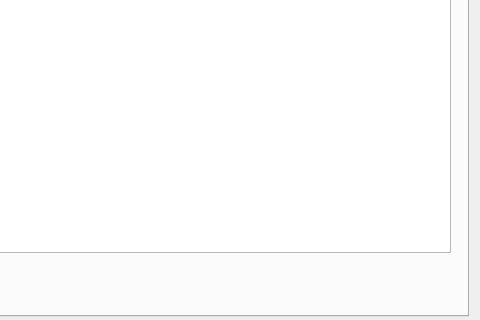
The window that RentDVD/wypozyczalnia.ui (ekspensum/CPP_Projects) describes before a commit, drawn with Qt 5; both pictures show x 642 to 1122 and y 234 to 554 of the 1122 by 554 pixel window.
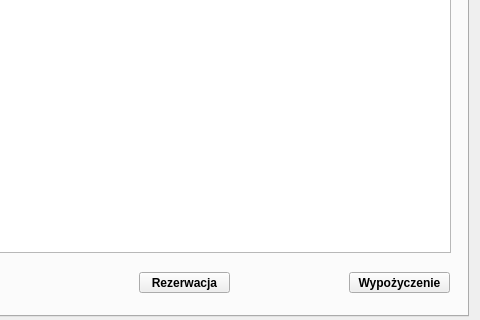
The same window after the commit.

Commit message: wypożyczenie - idfilmu checkbox

What changed in the file:
```diff
--- a/RentDVD/wypozyczalnia.ui
+++ b/RentDVD/wypozyczalnia.ui
@@ -149,6 +149,64 @@
       <string>LUB</string>
      </property>
     </widget>
+    <widget class="QLabel" name="komunikatyWypozycz">
+     <property name="geometry">
+      <rect>
+       <x>20</x>
+       <y>475</y>
+       <width>631</width>
+       <height>21</height>
+      </rect>
+     </property>
+     <property name="font">
+      <font>
+       <pointsize>9</pointsize>
+       <weight>75</weight>
+       <bold>true</bold>
+      </font>
+     </property>
+     <property name="text">
+      <string/>
+     </property>
+    </widget>
+    <widget class="QPushButton" name="pushButtonWypozyczenie">
+     <property name="geometry">
+      <rect>
+       <x>979</x>
+       <y>470</y>
+       <width>101</width>
+       <height>21</height>
+      </rect>
+     </property>
+     <property name="font">
+      <font>
+       <weight>75</weight>
+       <bold>true</bold>
+      </font>
+     </property>
+     <property name="text">
+      <string>Wypożyczenie</string>
+     </property>
+    </widget>
+    <widget class="QPushButton" name="pushButtonRezerwacja">
+     <property name="geometry">
+      <rect>
+       <x>769</x>
+       <y>470</y>
+       <width>91</width>
+       <height>21</height>
+      </rect>
+     </property>
+     <property name="font">
+      <font>
+       <weight>75</weight>
+       <bold>true</bold>
+      </font>
+     </property>
+     <property name="text">
+      <string>Rezerwacja</string>
+     </property>
+    </widget>
     <widget class="QWidget" name="">
      <property name="geometry">
       <rect>
```
The commit also changes 5 other files.
